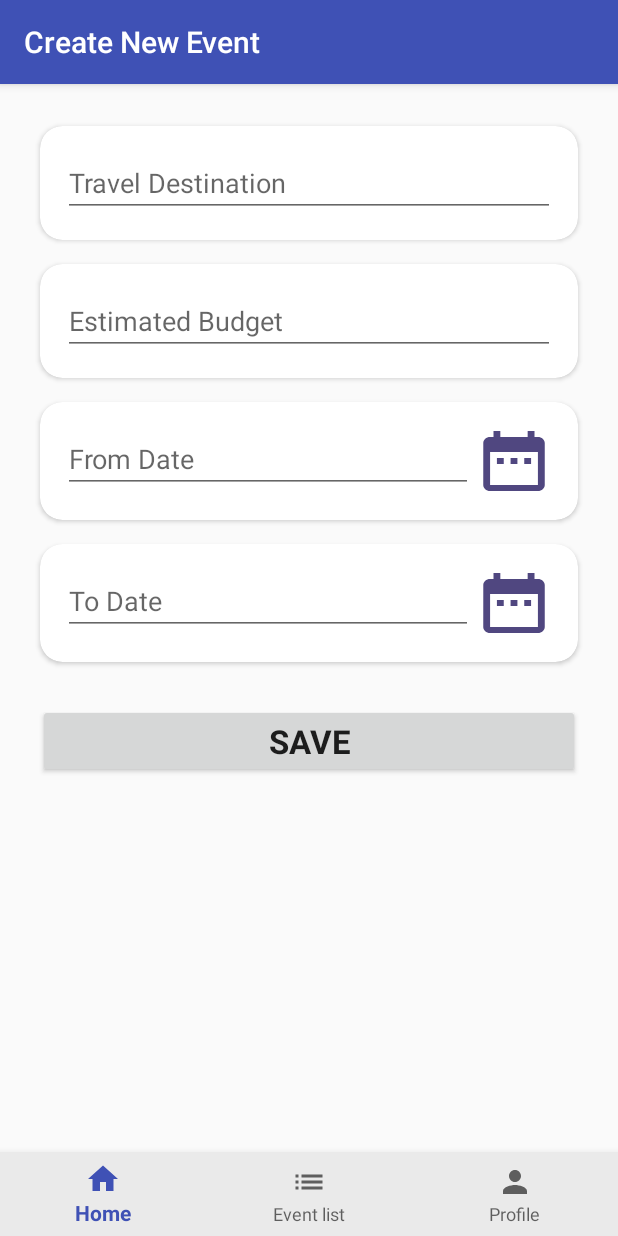
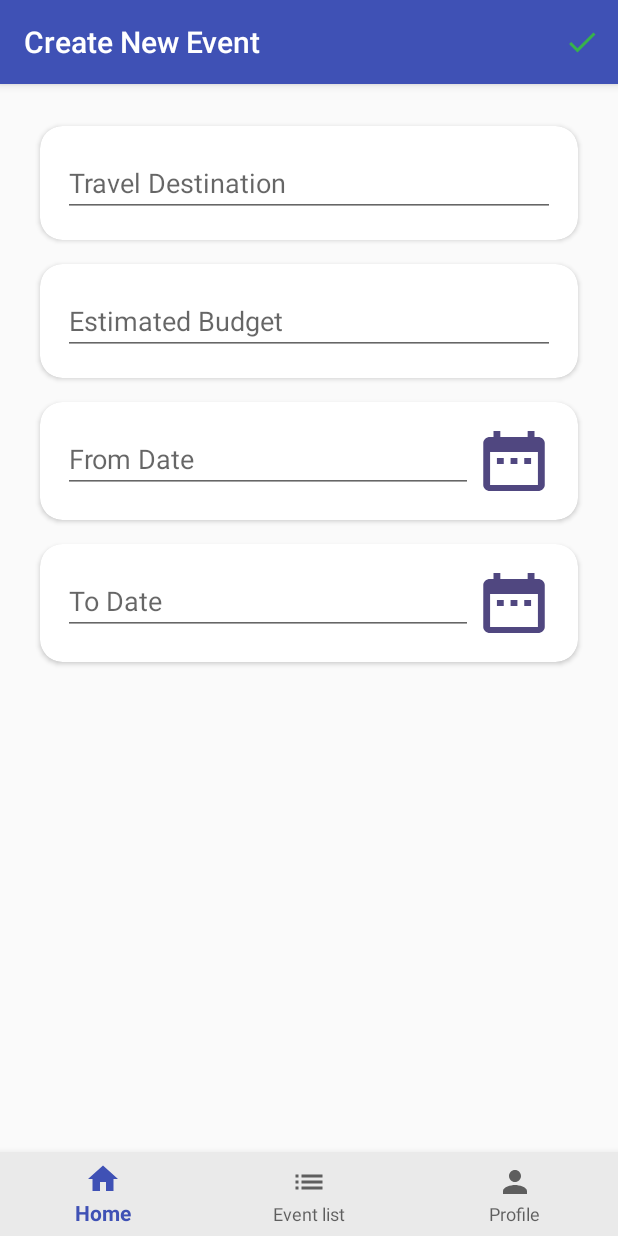
Before and after one commit to rudroanik/Tourmate, an Android app: the HomeFragment screen opened directly, with no data from a screen before it, after a tap on an icon or button, on a phone screen of 412 x 824 dp. Run offline under Robolectric (Android 15) with nearby library versions, the phone set to English and light mode, and no system bars; our stand-ins replace Firebase (no records; nobody signed in at launch, a user with empty details on screens opened directly).

Commit message:
Showing Travel Events

```diff
--- a/app/src/main/AndroidManifest.xml
+++ b/app/src/main/AndroidManifest.xml
@@ -44,9 +44,6 @@
             android:label="@string/title_activity_maps"
             android:theme="@style/NoActonbar" />
         <activity
-            android:name=".ViewEventActivity"
-            android:theme="@style/NoActonbar" />
-        <activity
             android:name=".SelectedEventActivity"
             android:theme="@style/NoActonbar" />
 
--- a/app/src/main/java/com/tourmate/com/tourmate/AdapterViewEvent.java
+++ b/app/src/main/java/com/tourmate/com/tourmate/AdapterViewEvent.java
@@ -61,7 +61,7 @@ public class AdapterViewEvent extends RecyclerView.Adapter<AdapterViewEvent.MyVi
     public void onBindViewHolder(@NonNull MyViewHolder holder, int position) {
         TravelEvent travelEvent = eventList.get(position);
         holder.mDestination.setText(travelEvent.getDestination());
-        holder.mBudget.setText("Estimated Budget: " + travelEvent.getEstimatedBudget() + " TK");
+        holder.mBudget.setText("Estimated Budget: " + travelEvent.getEstimatedBudget() + " ৳");
         holder.mFromDate.setText(travelEvent.getFromDate());
         holder.mToDate.setText(travelEvent.getToDate());
 
--- a/app/src/main/java/com/tourmate/com/tourmate/FragmentCreateEvent.java
+++ b/app/src/main/java/com/tourmate/com/tourmate/FragmentCreateEvent.java
@@ -9,6 +9,9 @@ import android.support.annotation.Nullable;
 import android.support.v4.app.Fragment;
 import android.text.TextUtils;
 import android.view.LayoutInflater;
+import android.view.Menu;
+import android.view.MenuInflater;
+import android.view.MenuItem;
 import android.view.View;
 import android.view.ViewGroup;
 import android.widget.Button;
@@ -27,10 +30,10 @@ import java.util.Calendar;
 public class FragmentCreateEvent extends Fragment {
     private EditText mDestination, mBudget, mFromDate, mToDate;
     private Button mSaveEvent, mFromDateButton, mToDateButton;
-    private DatabaseReference rootRef;
-    private DatabaseReference userRef;
-    private DatabaseReference databaseTravelEvents;
-    private FirebaseUser user;
+//    private DatabaseReference rootRef;
+//    private DatabaseReference userRef;
+//    private DatabaseReference databaseTravelEvents;
+//    private FirebaseUser user;
     @Nullable
     @Override
     public View onCreateView(@NonNull LayoutInflater inflater, @Nullable ViewGroup container, @Nullable Bundle savedInstanceState) {
@@ -39,13 +42,10 @@ public class FragmentCreateEvent extends Fragment {
         mBudget = v.findViewById(R.id.et_estimated_budget);
         mFromDate = v.findViewById(R.id.et_from_date);
         mToDate = v.findViewById(R.id.et_to_date);
-        mSaveEvent = v.findViewById(R.id.btnEventSave);
+        //mSaveEvent = v.findViewById(R.id.btnEventSave);
         mFromDateButton = v.findViewById(R.id.btn_from_date);
         mToDateButton = v.findViewById(R.id.btn_to_date);
 
-        user = FirebaseAuth.getInstance().getCurrentUser();
-        rootRef = FirebaseDatabase.getInstance().getReference();
-        userRef = rootRef.child("users");
 
 
         mFromDateButton.setOnClickListener(new View.OnClickListener() {
@@ -62,16 +62,14 @@ public class FragmentCreateEvent extends Fragment {
             }
         });
 
-        mSaveEvent.setOnClickListener(new View.OnClickListener() {
-            @Override
-            public void onClick(View v) {
-                if (user != null){
-                    String uid = user.getUid();
-                    saveEvent(uid);
-                }
+//        mSaveEvent.setOnClickListener(new View.OnClickListener() {
+//            @Override
+//            public void onClick(View v) {
+//                saveEvent();
 //
-            }
-        });
+//
+//            }
+//        });
         return v;
     }
 
@@ -81,31 +79,53 @@ public class FragmentCreateEvent extends Fragment {
         getActivity().setTitle("Create New Event");
     }
 
-    public void saveEvent(String userId){
-        String destination = mDestination.getText().toString().trim();
-        String budget = mBudget.getText().toString().trim();
-        String fromDate = mFromDate.getText().toString().trim();
-        String toDate = mToDate.getText().toString().trim();
+    @Override
+    public void onActivityCreated(@Nullable Bundle savedInstanceState) {
+        super.onActivityCreated(savedInstanceState);
+        setHasOptionsMenu(true);
+    }
 
-        if (TextUtils.isEmpty(destination)){
+    @Override
+    public void onCreateOptionsMenu(Menu menu, MenuInflater inflater) {
+        inflater.inflate(R.menu.btn_save_menu,menu);
+        return;
+    }
+
+    @Override
+    public boolean onOptionsItemSelected(MenuItem item) {
+        int id = item.getItemId();
+        if (id == R.id.btn_save_data){
+            saveEvent();
+            return true;
+        }
+        return super.onOptionsItemSelected(item);
+    }
+
+    public void saveEvent(){
+
+
+        if (TextUtils.isEmpty(mDestination.getText().toString().trim())){
             mDestination.setError("Please Provide Your Travel Destination");
             mDestination.requestFocus();
         }
-        else if (TextUtils.isEmpty(budget)){
+        else if (TextUtils.isEmpty(mBudget.getText().toString().trim())){
             mBudget.setError("Please Provide Your Estimated Budget");
             mBudget.requestFocus();
         }
-        else if (TextUtils.isEmpty(fromDate)){
+        else if (TextUtils.isEmpty(mFromDate.getText().toString().trim())){
             Toast.makeText(getActivity(), "Please Select Your Event Start Date", Toast.LENGTH_SHORT).show();
         }
-        else if (TextUtils.isEmpty(toDate)){
+        else if (TextUtils.isEmpty(mToDate.getText().toString().trim())){
             Toast.makeText(getActivity(), "Please Select Your Event Close Date", Toast.LENGTH_SHORT).show();
         }
         else{
-            databaseTravelEvents = userRef.child(userId).child("travel_events");
-            String id = databaseTravelEvents.push().getKey();
+            String destination = mDestination.getText().toString().trim();
+            double budget = Double.parseDouble(mBudget.getText().toString().trim());
+            String fromDate = mFromDate.getText().toString().trim();
+            String toDate = mToDate.getText().toString().trim();
+            String id = DBHelper.TRAVEL_EVENTS_REF.push().getKey();
             TravelEvent travelEvent = new TravelEvent(id,destination,budget,fromDate,toDate);
-            databaseTravelEvents.child(id).setValue(travelEvent);
+            DBHelper.TRAVEL_EVENTS_REF.child(id).setValue(travelEvent);
             Toast.makeText(getActivity(), "Travel Event Added Successfully", Toast.LENGTH_SHORT).show();
         }
     }
--- a/app/src/main/java/com/tourmate/com/tourmate/HomeFragment.java
+++ b/app/src/main/java/com/tourmate/com/tourmate/HomeFragment.java
@@ -19,6 +19,7 @@ public class HomeFragment extends Fragment {
     @Override
     public void onViewCreated(@NonNull View view, @Nullable Bundle savedInstanceState) {
         super.onViewCreated(view, savedInstanceState);
+        getActivity().setTitle("Home");
     }
 
     ImageView mCreateEvent, mlocation_imageview;
--- /dev/null
+++ b/app/src/main/res/drawable/ic_done_black_24dp.xml
@@ -0,0 +1,5 @@
+<vector android:height="24dp" android:tint="#37B24B"
+    android:viewportHeight="24.0" android:viewportWidth="24.0"
+    android:width="24dp" xmlns:android="http://schemas.android.com/apk/res/android">
+    <path android:fillColor="#FF000000" android:pathData="M9,16.2L4.8,12l-1.4,1.4L9,19 21,7l-1.4,-1.4L9,16.2z"/>
+</vector>
--- a/app/src/main/res/layout/create_event_layout.xml
+++ b/app/src/main/res/layout/create_event_layout.xml
@@ -95,13 +95,13 @@
 
         </LinearLayout>
     </ScrollView>
-    <Button
-        android:layout_width="match_parent"
-        android:layout_height="wrap_content"
-        android:id="@+id/btnEventSave"
-        android:text="Save"
-        android:textAllCaps="true"
-        android:textStyle="bold"
-        android:textAppearance="@style/Base.TextAppearance.AppCompat.Large"
-        android:layout_marginHorizontal="25dp"/>
+    <!--<Button-->
+        <!--android:layout_width="match_parent"-->
+        <!--android:layout_height="wrap_content"-->
+        <!--android:id="@+id/btnEventSave"-->
+        <!--android:text="Save"-->
+        <!--android:textAllCaps="true"-->
+        <!--android:textStyle="bold"-->
+        <!--android:textAppearance="@style/Base.TextAppearance.AppCompat.Large"-->
+        <!--android:layout_marginHorizontal="25dp" />-->
 </LinearLayout>
--- /dev/null
+++ b/app/src/main/res/menu/btn_save_menu.xml
@@ -0,0 +1,12 @@
+<?xml version="1.0" encoding="utf-8"?>
+<menu xmlns:android="http://schemas.android.com/apk/res/android"
+    xmlns:app="http://schemas.android.com/apk/res-auto">
+
+    <item
+        android:id="@+id/btn_save_data"
+        android:orderInCategory="100"
+        android:icon="@drawable/ic_done_black_24dp"
+        android:title=""
+        app:showAsAction="always"/>
+
+</menu>
```
Also changed, not shown: app/src/main/java/com/tourmate/com/tourmate/DBHelper.java (added, +14 -0 lines), app/src/main/java/com/tourmate/com/tourmate/EventlistFragment.java (deleted, +0 -27 lines), app/src/main/java/com/tourmate/com/tourmate/FragmentViewEvents.java (added, +66 -0 lines), app/src/main/java/com/tourmate/com/tourmate/MainActivity.java (+5 -4 lines), app/src/main/java/com/tourmate/com/tourmate/ProfileFragment.java (+7 -0 lines), app/src/main/java/com/tourmate/com/tourmate/TravelEvent.java (+12 -11 lines), app/src/main/java/com/tourmate/com/tourmate/ViewEventActivity.java (deleted, +0 -13 lines), app/src/main/res/layout/activity_view_event.xml (deleted, +0 -15 lines), app/src/main/res/layout/fragment_eventlist.xml (deleted, +0 -14 lines), app/src/main/res/layout/fragment_home.xml (+0 -7 lines), app/src/main/res/layout/fragment_home_layout.xml (deleted, +0 -30 lines), app/src/main/res/layout/view_event_card_view_layout.xml (+9 -7 lines).
